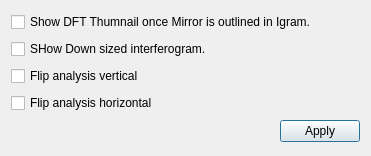
This is settingsdft.ui in githubdoe/DFTFringe as Qt 5 draws it before an edit. The edited form follows.
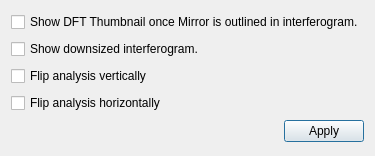
This is the edited form.

```diff
--- a/settingsdft.ui
+++ b/settingsdft.ui
@@ -17,28 +17,28 @@
    <item>
     <widget class="QCheckBox" name="ShowDFTTHumbCB">
      <property name="text">
-      <string>Show DFT Thumnail once Mirror is outlined in Igram.</string>
+      <string>Show DFT Thumbnail once Mirror is outlined in interferogram.</string>
      </property>
     </widget>
    </item>
    <item>
     <widget class="QCheckBox" name="showDownSizedIgram">
      <property name="text">
-      <string>SHow Down sized interferogram.</string>
+      <string>Show downsized interferogram.</string>
      </property>
     </widget>
    </item>
    <item>
     <widget class="QCheckBox" name="flipVert">
      <property name="text">
-      <string>Flip analysis vertical</string>
+      <string>Flip analysis vertically</string>
      </property>
     </widget>
    </item>
    <item>
     <widget class="QCheckBox" name="flipHorizontal">
      <property name="text">
-      <string>Flip analysis horizontal</string>
+      <string>Flip analysis horizontally</string>
      </property>
     </widget>
    </item>
```
